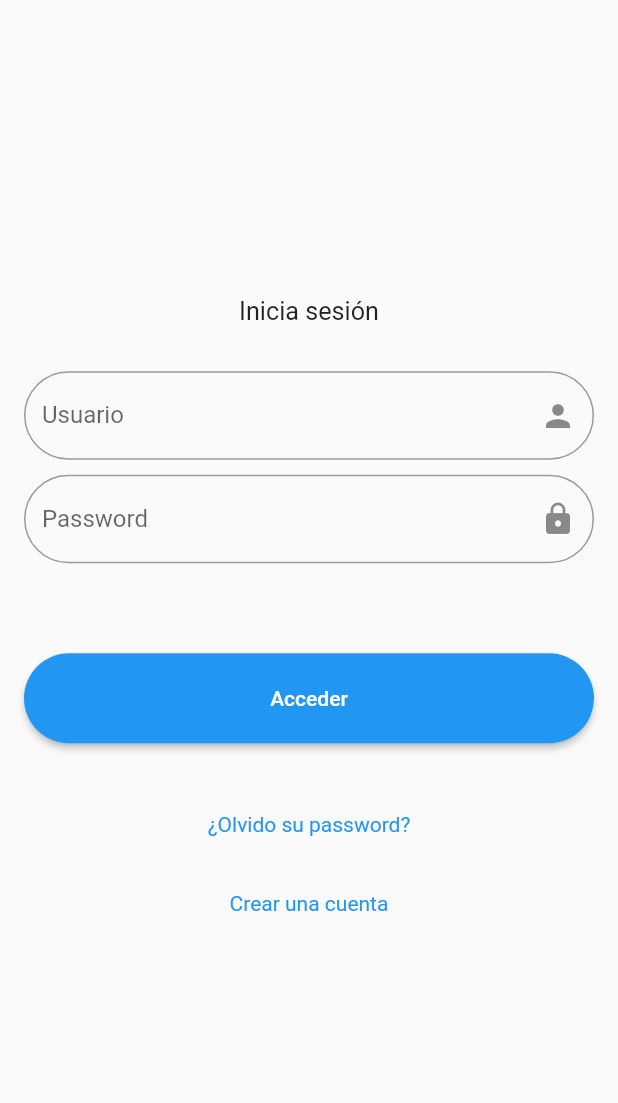
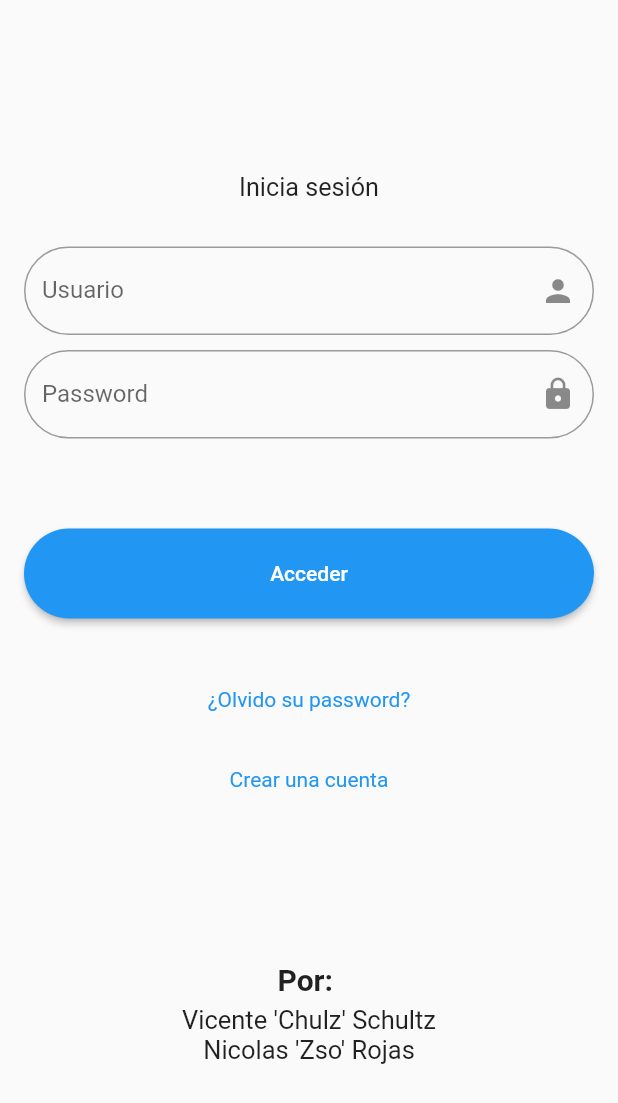
Before and after one commit to CitreaStricta/denuncia_wakala, a Flutter app: the screen it shows after launch, on a phone screen of 412 x 824 dp. Shown: the top 1103 px of the screen. Run offline on Flutter 3.47's test engine with Material 2 defaults, Android fonts, the phone set to English and light mode, and no system bars; our stand-ins replace cool_alert, flutter_native_image, image_picker; missing offline and left inert: easy_image_viewer.

Commit message:
agregados los super devs 😎

```diff
--- a/lib/pages/login.dart
+++ b/lib/pages/login.dart
@@ -71,6 +71,7 @@ class _LoginState extends State<Login> {
           child: Column(
             mainAxisAlignment: MainAxisAlignment.center,
             children: [
+              const Spacer(),
               const Text(
                 "Inicia sesión",
                 textScaleFactor: 1.2,
@@ -173,7 +174,40 @@ class _LoginState extends State<Login> {
                     ),
                   ),
                 ),
-              )
+              ),
+              Spacer(),
+              Row(
+                mainAxisAlignment: MainAxisAlignment.start,
+                children: [
+                  Spacer(),
+                  Column(
+                    children: const [
+                      Text(
+                        "Por: ",
+                        style: TextStyle(
+                          fontSize: 20,
+                          fontWeight: FontWeight.bold,
+                        ),
+                      ),
+                      SizedBox(height: 5),
+                      Text(
+                        "Vicente 'Chulz' Schultz",
+                        style: TextStyle(
+                          fontSize: 17,
+                        ),
+                      ),
+                      Text(
+                        "Nicolas 'Zso' Rojas",
+                        style: TextStyle(
+                          fontSize: 17,
+                        ),
+                      ),
+                    ],
+                  ),
+                  const Spacer()
+                ],
+              ),
+              Spacer()
             ],
           ),
         ),
```
Also changed, not shown: lib/pages/crear_publicacion.dart (+44 -6 lines).
